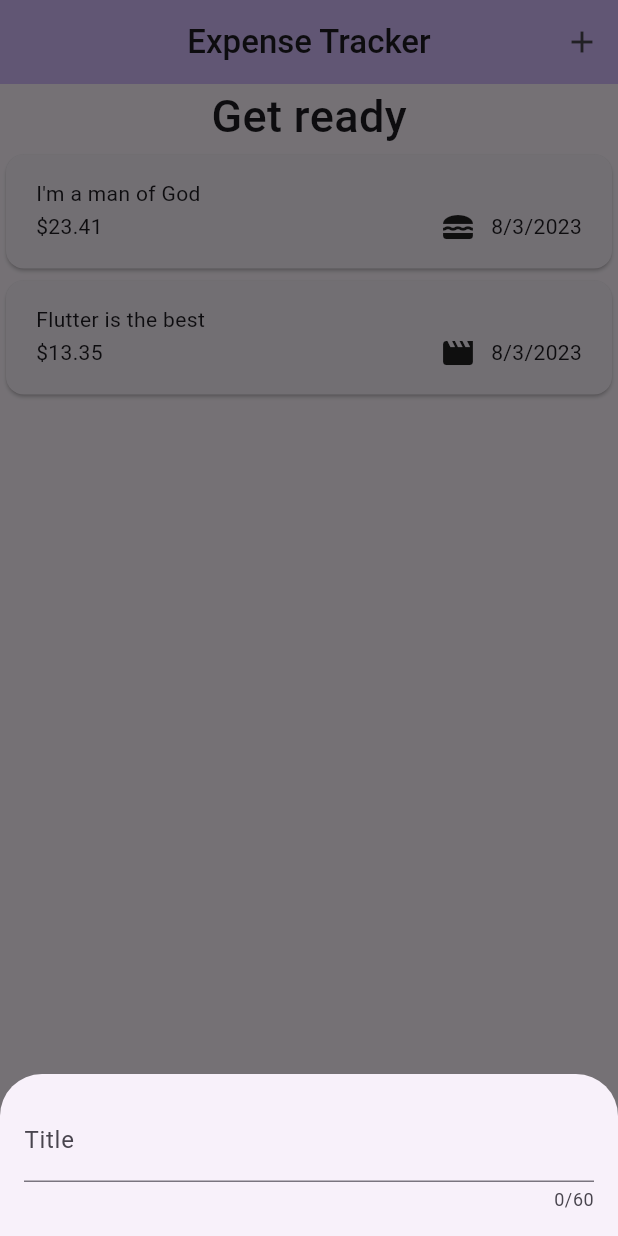
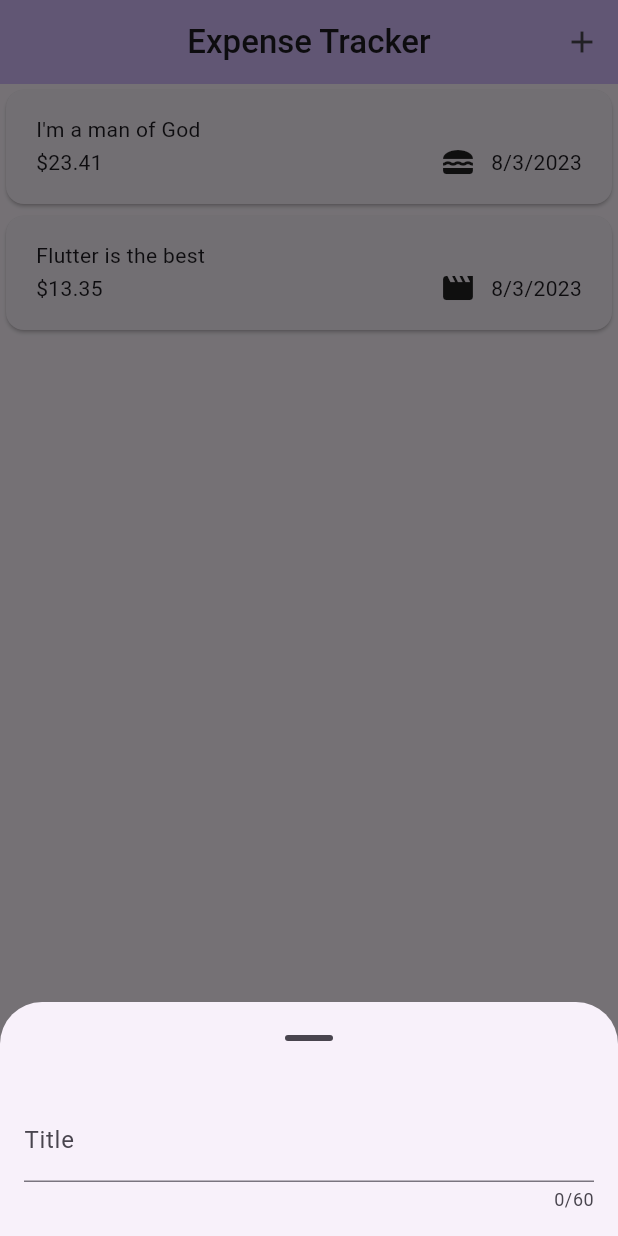
Before and after one commit to Desmond235/expense_tracker, a Flutter app: the screen it shows after launch, after a tap on the "add" icon, on a phone screen of 412 x 824 dp. Run offline on Flutter 3.47's test engine with Material 2 defaults, Android fonts, the phone set to English and light mode, and no system bars.

Commit message:
modified file

```diff
--- a/lib/widgets/expenses.dart
+++ b/lib/widgets/expenses.dart
@@ -28,6 +28,8 @@ class _ExpensesState extends State<Expenses> {
 
   void _openBtmSheet() {
     showModalBottomSheet(
+       showDragHandle: true,
+      enableDrag: true,
       context: context,
       builder: (ctx) => const NewExpense(),
     );
@@ -52,15 +54,6 @@ class _ExpensesState extends State<Expenses> {
       ),
       body: Column(
         children: [
-          const Center(
-            child: Text(
-              "Get ready",
-              style: TextStyle(
-                fontWeight: FontWeight.w500,
-                fontSize: 30,
-              ),
-            ),
-          ),
           ExpenseList(expenses: _registeredExpenses)
         ],
       ),
```
